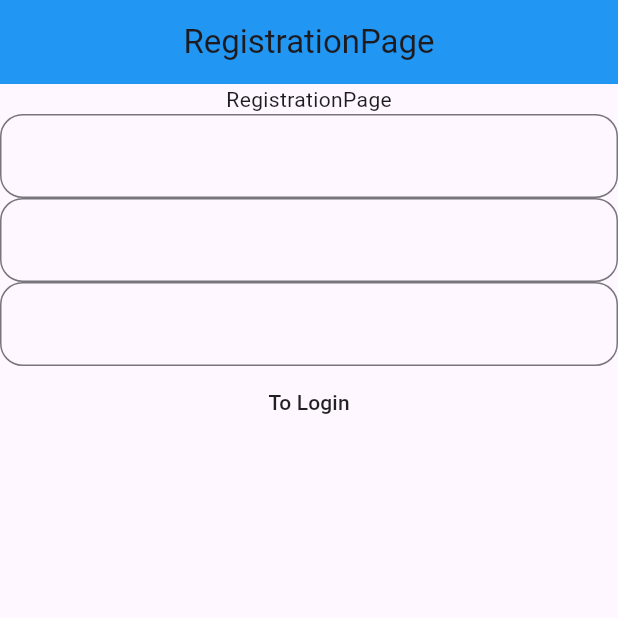
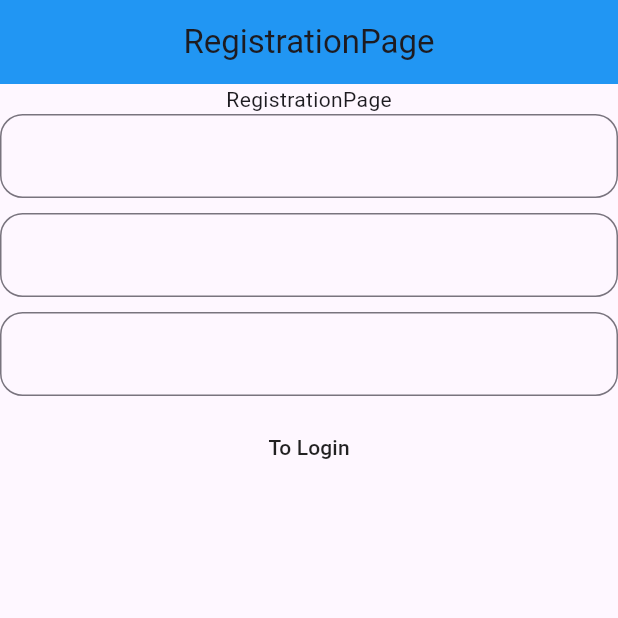
Before and after one commit to AmosPeterAlex/flutter_new, a Flutter app: the HomePage screen opened by its route, after a tap on "Go to Login", after a tap on "To Reg Page", on a phone screen of 412 x 824 dp, the top half of it. Run offline on Flutter 3.47's test engine with Material 3 defaults, Android fonts, the phone set to English and light mode, and no system bars; our stand-ins replace go_router.

Commit message:
ui edited

```diff
--- a/lib/screens/home_page.dart
+++ b/lib/screens/home_page.dart
@@ -21,11 +21,12 @@ class HomePage extends StatelessWidget {
                   context.go("/logout");
                 },
                 child: const Text("Go to LogOut")),
+            const SizedBox(height: 10,),
             ElevatedButton(
                 onPressed: () {
                   context.go("/");
                 },
-                child: const Text("Go to Login")),
+                child: const Text("Go to Login")),const SizedBox(height: 10,),
             ElevatedButton(
                 onPressed: () {
                   context.go("/registration");
--- a/lib/screens/login_page.dart
+++ b/lib/screens/login_page.dart
@@ -21,22 +21,36 @@ class LoginPage extends StatelessWidget {
                   border: OutlineInputBorder(
                       borderRadius: BorderRadius.circular(15))),
             ),
+            const SizedBox(
+              height: 10,
+            ),
             TextField(
               decoration: InputDecoration(
                   border: OutlineInputBorder(
                       borderRadius: BorderRadius.circular(15))),
+            ),
+            const SizedBox(
+              height: 10,
             ),
             MaterialButton(
               onPressed: () {
                 context.go("/home");
               },
               child: const Text("To HOME Page"),
-            ), MaterialButton(
+            ),
+            const SizedBox(
+              height: 10,
+            ),
+            MaterialButton(
               onPressed: () {
                 context.go("/registration");
               },
               child: const Text("To Reg Page"),
-            ), MaterialButton(
+            ),
+            const SizedBox(
+              height: 10,
+            ),
+            MaterialButton(
               onPressed: () {
                 context.go("/logout");
               },
--- a/lib/screens/logout_page.dart
+++ b/lib/screens/logout_page.dart
@@ -16,6 +16,9 @@ class LogoutPage extends StatelessWidget {
         child: Column(
           children: [
             const Text("LogoutPage"),
+            const SizedBox(
+              height: 10,
+            ),
             ElevatedButton(
                 onPressed: () {
                   context.go("/");
--- a/lib/screens/reg_page.dart
+++ b/lib/screens/reg_page.dart
@@ -20,17 +20,17 @@ class RegistrationPage extends StatelessWidget {
               decoration: InputDecoration(
                   border: OutlineInputBorder(
                       borderRadius: BorderRadius.circular(15))),
-            ),
+            ),const SizedBox(height: 10,),
             TextField(
               decoration: InputDecoration(
                   border: OutlineInputBorder(
                       borderRadius: BorderRadius.circular(15))),
-            ),
+            ),const SizedBox(height: 10,),
             TextField(
               decoration: InputDecoration(
                   border: OutlineInputBorder(
                       borderRadius: BorderRadius.circular(15))),
-            ),
+            ),const SizedBox(height: 10,),
             MaterialButton(
               onPressed: () {
                 context.go("/");
```
